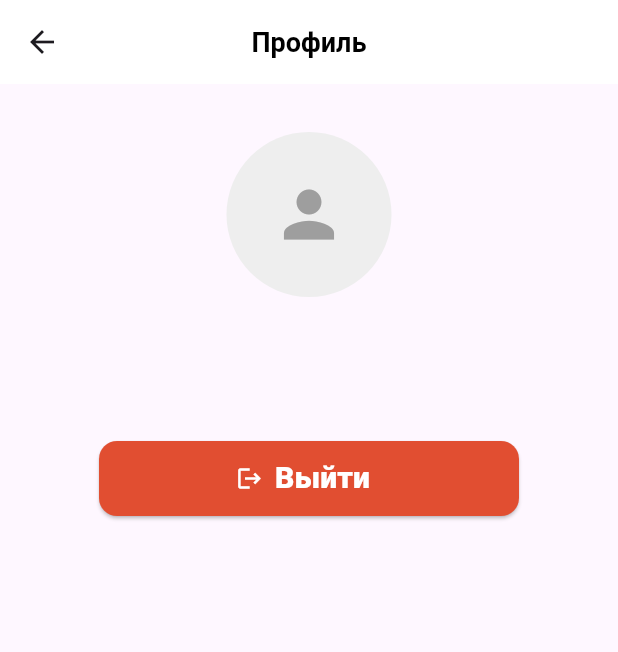
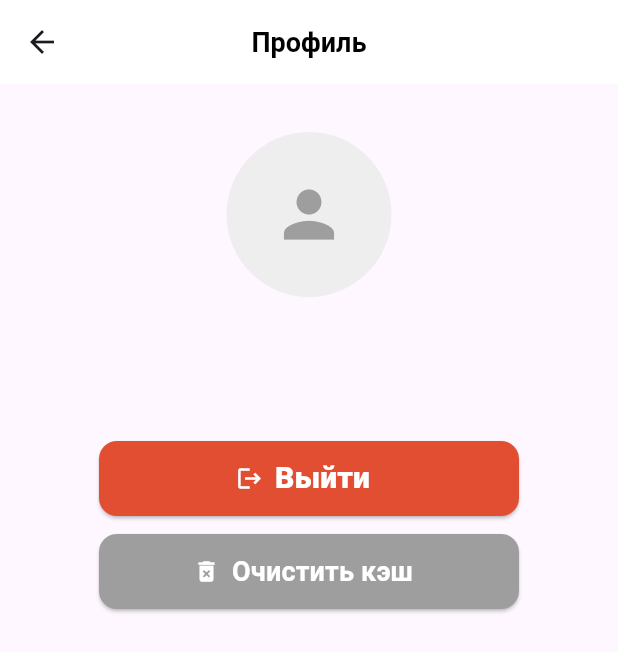
Before and after one commit to ZetMGC/HealthyHabits, a Flutter app: the ProfileScreen screen opened directly, on a phone screen of 412 x 824 dp. Shown: the top 652 px of the screen. Run offline on Flutter 3.47's test engine with Material 3 defaults, Android fonts, the phone set to English and light mode, and no system bars; our stand-ins replace cloud_firestore, curved_navigation_bar, firebase_auth, firebase_core, firebase_storage, flutter_svg and 4 more; accounts and stored records are empty.

Commit message:
fixed error

```diff
--- a/lib/main.dart
+++ b/lib/main.dart
@@ -25,7 +25,7 @@ void main() async {
 class MyApp extends StatelessWidget {
   final bool isFirstLaunch;
 
-  const MyApp({super.key, required this.isFirstLaunch});
+  const MyApp({super.key, this.isFirstLaunch = false}); // значение по умолчанию
 
   @override
   Widget build(BuildContext context) {
@@ -37,6 +37,7 @@ class MyApp extends StatelessWidget {
     );
   }
 }
+
 
 class MainScreen extends StatefulWidget {
   const MainScreen({super.key});
--- a/lib/screens/profile_screen.dart
+++ b/lib/screens/profile_screen.dart
@@ -5,6 +5,8 @@ import 'package:google_sign_in/google_sign_in.dart';
 import 'package:image_picker/image_picker.dart';
 import 'package:firebase_storage/firebase_storage.dart';
 import '../widgets/AppBar.dart';
+import 'package:shared_preferences/shared_preferences.dart';
+
 
 class ProfileScreen extends StatefulWidget {
   const ProfileScreen({super.key});
@@ -138,7 +140,33 @@ class _ProfileScreenState extends State<ProfileScreen> {
               style: ElevatedButton.styleFrom(backgroundColor: Color(0xFFE14E31), fixedSize: const Size(280, 50), shape: RoundedRectangleBorder(
                       borderRadius: BorderRadius.circular(12)),
                     ),
-            )
+            ),
+            const SizedBox(height: 12),
+            ElevatedButton.icon(
+              onPressed: () async {
+                final prefs = await SharedPreferences.getInstance();
+                await prefs.remove('isFirstLaunch'); // или prefs.clear(); чтобы всё
+                ScaffoldMessenger.of(context).showSnackBar(
+                  const SnackBar(content: Text('Кэш очищен')),
+                );
+              },
+              icon: const Icon(Icons.delete_forever, color: Colors.white),
+              label: const Text(
+                "Очистить кэш",
+                style: TextStyle(
+                  fontSize: 18,
+                  fontWeight: FontWeight.bold,
+                  color: Colors.white,
+                ),
+              ),
+              style: ElevatedButton.styleFrom(
+                backgroundColor: Colors.grey,
+                fixedSize: const Size(280, 50),
+                shape: RoundedRectangleBorder(
+                  borderRadius: BorderRadius.circular(12),
+                ),
+              ),
+            ),
           ],
         ),
       ),
```
